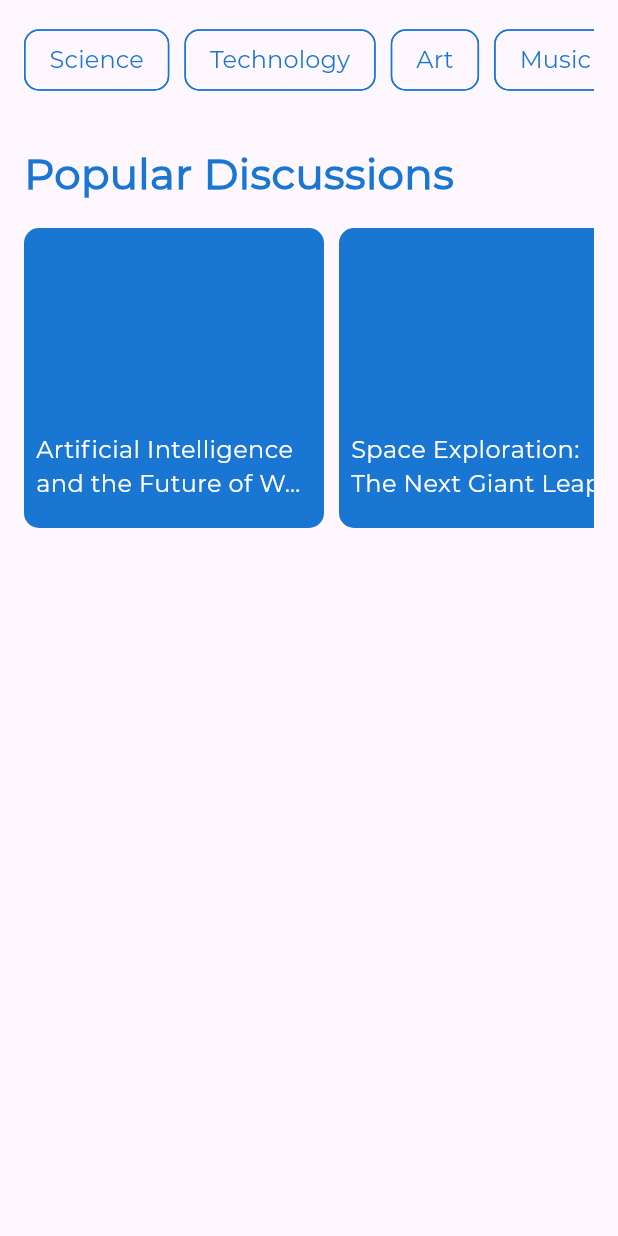
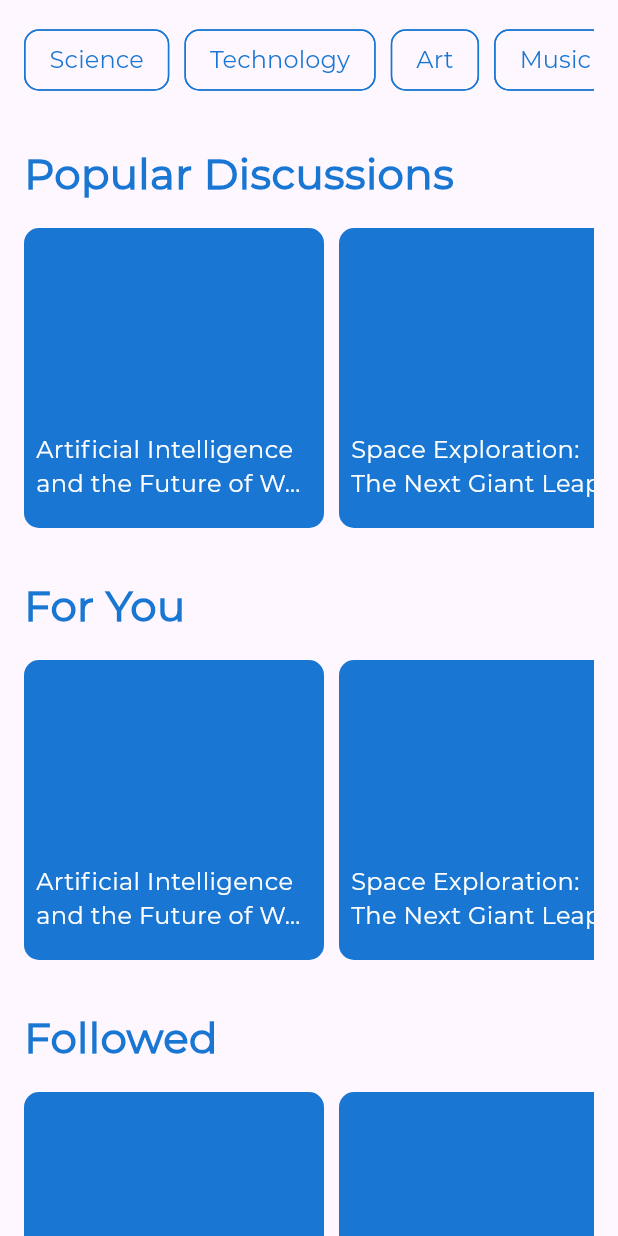
Before and after one commit to MuhIbrahimm/aplikasi_mobile, a Flutter app: the HomePage screen opened directly, on a phone screen of 412 x 824 dp. Run offline on Flutter 3.47's test engine with Material 3 defaults, Android fonts, the phone set to English and light mode, and no system bars.

Commit message:
adding more discussion and route

```diff
--- a/lib/home-page.dart
+++ b/lib/home-page.dart
@@ -147,15 +147,11 @@ class HomePage extends StatelessWidget {
                   children: [
                     for (int i = 0; i < _discussions.length; i++)
                       InkWell(
-                        onTap: () {
-                          // Handle tap on discussion (optional)
-                          print('Discussion ${i + 1} tapped');
-                        },
                         child: Container(
                           width: 200,
                           height: 200,
                           decoration: BoxDecoration(
-                            color: appColors.mainColor, // Adjust background color
+                            color: appColors.mainColor,
                             borderRadius: BorderRadius.circular(10.0),
                           ),
                           child: Align(
@@ -166,10 +162,115 @@ class HomePage extends StatelessWidget {
                                 padding: const EdgeInsets.all(8.0),
                                 child: Text(
                                   _discussions[
-                                      i], // Use actual discussion titles from _discussions list
-                                  maxLines: 2, // Limit to 2 lines
-                                  overflow: TextOverflow
-                                      .ellipsis, // Add ellipsis for overflow
+                                      i],
+                                  maxLines: 2,
+                                  overflow: TextOverflow.ellipsis,
+                                  style: TextStyles.body.copyWith(
+                                    color: Colors.white,
+                                  ),
+                                ),
+                              ),
+                            ),
+                          ),
+                        ),
+                      ),
+                  ],
+                ),
+              ),
+
+              const SizedBox(
+                height: 32.0,
+              ),
+
+              Text(
+                'For You',
+                style: TextStyles.h1,
+                textAlign: TextAlign.start,
+              ),
+
+              const SizedBox(
+                height: 16.0
+              ),
+
+              SingleChildScrollView(
+                scrollDirection: Axis.horizontal,
+                child: Wrap(
+                  spacing: 10.0,
+                  runSpacing: 10.0,
+                  children: [
+                    for (int i = 0; i < _discussions.length; i++)
+                      InkWell(
+                        child: Container(
+                          width: 200,
+                          height: 200,
+                          decoration: BoxDecoration(
+                            color: appColors.mainColor,
+                            borderRadius: BorderRadius.circular(10.0),
+                          ),
+                          child: Align(
+                            alignment: AlignmentDirectional.bottomCenter,
+                            child: Padding(
+                              padding: const EdgeInsets.only(bottom: 10.0),
+                              child: Padding(
+                                padding: const EdgeInsets.all(8.0),
+                                child: Text(
+                                  _discussions[
+                                      i],
+                                  maxLines: 2,
+                                  overflow: TextOverflow.ellipsis,
+                                  style: TextStyles.body.copyWith(
+                                    color: Colors.white,
+                                  ),
+                                ),
+                              ),
+                            ),
+                          ),
+                        ),
+                      ),
+                  ],
+                ),
+              ),
+
+              const SizedBox(
+                height: 32.0,
+              ),
+
+              Text(
+                'Followed',
+                style: TextStyles.h1,
+                textAlign: TextAlign.start,
+              ),
+
+              const SizedBox(
+                height: 16.0
+              ),
+
+              SingleChildScrollView(
+                scrollDirection: Axis.horizontal,
+                child: Wrap(
+                  spacing: 10.0,
+                  runSpacing: 10.0,
+                  children: [
+                    for (int i = 0; i < _discussions.length; i++)
+                      InkWell(
+                        child: Container(
+                          width: 200,
+                          height: 200,
+                          decoration: BoxDecoration(
+                            color: appColors.mainColor,
+                            borderRadius: BorderRadius.circular(10.0),
+                          ),
+                          child: Align(
+                            alignment: AlignmentDirectional.bottomCenter,
+                            child: Padding(
+                              padding: const EdgeInsets.only(bottom: 10.0),
+                              child: Padding(
+                                padding: const EdgeInsets.all(8.0),
+                                child: Text(
+                                  _discussions[
+                                      i],
+                                  maxLines: 2,
+                                  overflow: TextOverflow.ellipsis,
                                   style: TextStyles.body.copyWith(
                                     color: Colors.white,
                                   ),
--- a/lib/login-page.dart
+++ b/lib/login-page.dart
@@ -1,3 +1,5 @@
+import 'package:aplikasi_mobile/home-page.dart';
+import 'package:aplikasi_mobile/register-page.dart';
 import 'package:flutter/material.dart';
 import 'package:aplikasi_mobile/style.dart';
 
@@ -117,7 +119,12 @@ class loginPage extends StatelessWidget {
             ),
 
             ElevatedButton(
-              onPressed: () {},
+              onPressed: () {
+                Navigator.push(
+                  context,
+                  MaterialPageRoute(builder: (context) => homePage()),
+                );
+              },
               style: ButtonStyle(
                 backgroundColor: MaterialStateProperty.all(appColors.mainColor),
                 shape: MaterialStateProperty.all(
@@ -144,11 +151,21 @@ class loginPage extends StatelessWidget {
               style: TextStyles.secondaryText,
               textAlign: TextAlign.center,
             ),
-            Text(
-              'Create account Now',
-              style: TextStyles.secondaryText.copyWith(color: appColors.mainColor),
-              textAlign: TextAlign.center,
+
+            TextButton(
+              onPressed: () {
+                Navigator.push(
+                  context,
+                  MaterialPageRoute(builder: (context) => registerPage()),
+                );
+              },
+              child: Text(
+                'Create account Now',
+                style: TextStyles.secondaryText.copyWith(color: appColors.mainColor),
+                textAlign: TextAlign.center,
+              ),
             ),
+
           ],
           ),
         ),
--- a/lib/main.dart
+++ b/lib/main.dart
@@ -15,7 +15,7 @@ class MyApp extends StatelessWidget {
     return const MaterialApp(
       debugShowCheckedModeBanner: false,
 
-      home: homePage()
+      home: loginPage()
     );
   }
 }
--- a/lib/register-page.dart
+++ b/lib/register-page.dart
@@ -1,3 +1,5 @@
+import 'package:aplikasi_mobile/home-page.dart';
+import 'package:aplikasi_mobile/login-page.dart';
 import 'package:flutter/material.dart';
 import 'package:aplikasi_mobile/style.dart';
 
@@ -172,7 +174,12 @@ class  registerPage extends StatelessWidget {
             ),
 
             ElevatedButton(
-              onPressed: () {},
+              onPressed: () {
+                Navigator.push(
+                  context,
+                  MaterialPageRoute(builder: (context) => homePage()),
+                );
+              },
               style: ButtonStyle(
                 backgroundColor: MaterialStateProperty.all(appColors.mainColor),
                 shape: MaterialStateProperty.all(
@@ -199,10 +206,18 @@ class  registerPage extends StatelessWidget {
               style: TextStyles.secondaryText,
               textAlign: TextAlign.center,
             ),
-            Text(
-              'Login',
-              style: TextStyles.secondaryText.copyWith(color: appColors.mainColor),
-              textAlign: TextAlign.center,
+            TextButton(
+              onPressed: () {
+                Navigator.push(
+                  context,
+                  MaterialPageRoute(builder: (context) => loginPage()),
+                );
+              },
+              child: Text(
+                'Login to Your Account',
+                style: TextStyles.secondaryText.copyWith(color: appColors.mainColor),
+                textAlign: TextAlign.center,
+              ),
             ),
           ],
           ),
```
